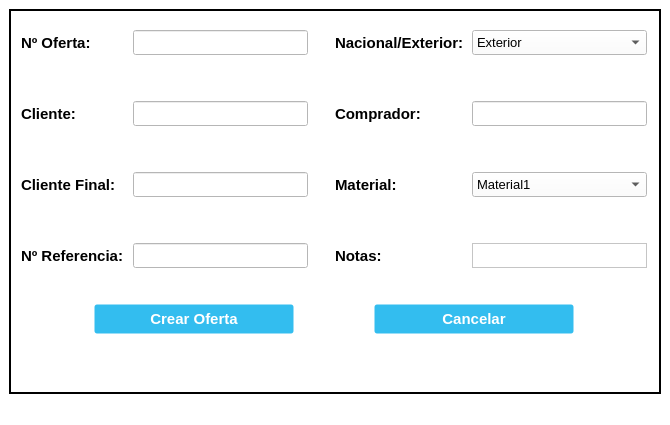
Above: UI_Files/NewOffer_Window.ui from e-serrano/ERP_EIPSA before the change. Below: the same form after it.
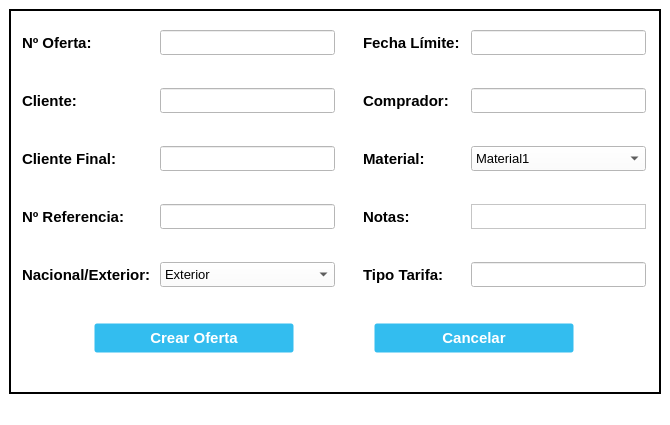
That is the form after the change. Icons and pictures are not drawn.

Diff of the .ui file:
```diff
--- a/UI_Files/NewOffer_Window.ui
+++ b/UI_Files/NewOffer_Window.ui
@@ -115,13 +115,13 @@
             <widget class="QLabel" name="label_NumOffer">
              <property name="minimumSize">
               <size>
-               <width>105</width>
+               <width>130</width>
                <height>25</height>
               </size>
              </property>
              <property name="maximumSize">
               <size>
-               <width>105</width>
+               <width>130</width>
                <height>25</height>
               </size>
              </property>
@@ -159,13 +159,13 @@
             <widget class="QLabel" name="label_Client">
              <property name="minimumSize">
               <size>
-               <width>105</width>
+               <width>130</width>
                <height>25</height>
               </size>
              </property>
              <property name="maximumSize">
               <size>
-               <width>105</width>
+               <width>130</width>
                <height>25</height>
               </size>
              </property>
@@ -203,13 +203,13 @@
             <widget class="QLabel" name="label_FinalClient">
              <property name="minimumSize">
               <size>
-               <width>105</width>
+               <width>130</width>
                <height>25</height>
               </size>
              </property>
              <property name="maximumSize">
               <size>
-               <width>105</width>
+               <width>130</width>
                <height>25</height>
               </size>
              </property>
@@ -247,13 +247,13 @@
             <widget class="QLabel" name="label_NumRef">
              <property name="minimumSize">
               <size>
-               <width>105</width>
+               <width>130</width>
                <height>25</height>
               </size>
              </property>
              <property name="maximumSize">
               <size>
-               <width>105</width>
+               <width>130</width>
                <height>25</height>
               </size>
              </property>
@@ -272,7 +272,51 @@
             </widget>
            </item>
            <item>
-            <spacer name="verticalSpacer">
+            <spacer name="vSpacer4">
+             <property name="orientation">
+              <enum>Qt::Vertical</enum>
+             </property>
+             <property name="sizeType">
+              <enum>QSizePolicy::Fixed</enum>
+             </property>
+             <property name="sizeHint" stdset="0">
+              <size>
+               <width>20</width>
+               <height>40</height>
+              </size>
+             </property>
+            </spacer>
+           </item>
+           <item>
+            <widget class="QLabel" name="label_NacExt">
+             <property name="minimumSize">
+              <size>
+               <width>130</width>
+               <height>25</height>
+              </size>
+             </property>
+             <property name="maximumSize">
+              <size>
+               <width>130</width>
+               <height>25</height>
+              </size>
+             </property>
+             <property name="font">
+              <font>
+               <pointsize>11</pointsize>
+               <bold>true</bold>
+              </font>
+             </property>
+             <property name="text">
+              <string>Nacional/Exterior:</string>
+             </property>
+             <property name="alignment">
+              <set>Qt::AlignLeading|Qt::AlignLeft|Qt::AlignVCenter</set>
+             </property>
+            </widget>
+           </item>
+           <item>
+            <spacer name="vSpacer5">
              <property name="orientation">
               <enum>Qt::Vertical</enum>
              </property>
@@ -316,7 +360,7 @@
             </widget>
            </item>
            <item>
-            <spacer name="vSpacer4">
+            <spacer name="vSpacer6">
              <property name="orientation">
               <enum>Qt::Vertical</enum>
              </property>
@@ -356,7 +400,7 @@
             </widget>
            </item>
            <item>
-            <spacer name="vSpacer5">
+            <spacer name="vSpacer7">
              <property name="orientation">
               <enum>Qt::Vertical</enum>
              </property>
@@ -396,7 +440,7 @@
             </widget>
            </item>
            <item>
-            <spacer name="vSpacer6">
+            <spacer name="vSpacer8">
              <property name="orientation">
               <enum>Qt::Vertical</enum>
              </property>
@@ -436,7 +480,57 @@
             </widget>
            </item>
            <item>
-            <spacer name="verticalSpacer_2">
+            <spacer name="vSpacer9">
+             <property name="orientation">
+              <enum>Qt::Vertical</enum>
+             </property>
+             <property name="sizeType">
+              <enum>QSizePolicy::Fixed</enum>
+             </property>
+             <property name="sizeHint" stdset="0">
+              <size>
+               <width>20</width>
+               <height>40</height>
+              </size>
+             </property>
+            </spacer>
+           </item>
+           <item>
+            <widget class="QComboBox" name="NacExt_NewOffer">
+             <property name="minimumSize">
+              <size>
+               <width>175</width>
+               <height>25</height>
+              </size>
+             </property>
+             <property name="maximumSize">
+              <size>
+               <width>175</width>
+               <height>25</height>
+              </size>
+             </property>
+             <property name="font">
+              <font>
+               <pointsize>10</pointsize>
+              </font>
+             </property>
+             <property name="focusPolicy">
+              <enum>Qt::StrongFocus</enum>
+             </property>
+             <item>
+              <property name="text">
+               <string>Exterior</string>
+              </property>
+             </item>
+             <item>
+              <property name="text">
+               <string>Nacional</string>
+              </property>
+             </item>
+            </widget>
+           </item>
+           <item>
+            <spacer name="vSpacer10">
              <property name="orientation">
               <enum>Qt::Vertical</enum>
              </property>
@@ -472,16 +566,16 @@
          <item>
           <layout class="QVBoxLayout" name="vLayout3">
            <item>
-            <widget class="QLabel" name="label_NacExt">
+            <widget class="QLabel" name="label_LimitDate">
              <property name="minimumSize">
               <size>
-               <width>130</width>
+               <width>100</width>
                <height>25</height>
               </size>
              </property>
              <property name="maximumSize">
               <size>
-               <width>130</width>
+               <width>100</width>
                <height>25</height>
               </size>
              </property>
@@ -492,15 +586,12 @@
               </font>
              </property>
              <property name="text">
-              <string>Nacional/Exterior:</string>
-             </property>
-             <property name="alignment">
-              <set>Qt::AlignLeading|Qt::AlignLeft|Qt::AlignVCenter</set>
+              <string>Fecha Límite:</string>
              </property>
             </widget>
            </item>
            <item>
-            <spacer name="vSpacer7">
+            <spacer name="vSpacer11">
              <property name="orientation">
               <enum>Qt::Vertical</enum>
              </property>
@@ -519,13 +610,13 @@
             <widget class="QLabel" name="label_Buyer">
              <property name="minimumSize">
               <size>
-               <width>130</width>
+               <width>100</width>
                <height>25</height>
               </size>
              </property>
              <property name="maximumSize">
               <size>
-               <width>130</width>
+               <width>100</width>
                <height>25</height>
               </size>
              </property>
@@ -544,7 +635,7 @@
             </widget>
            </item>
            <item>
-            <spacer name="vSpacer8">
+            <spacer name="vSpacer12">
              <property name="orientation">
               <enum>Qt::Vertical</enum>
              </property>
@@ -563,13 +654,13 @@
             <widget class="QLabel" name="label_Material">
              <property name="minimumSize">
               <size>
-               <width>130</width>
+               <width>100</width>
                <height>25</height>
               </size>
              </property>
              <property name="maximumSize">
               <size>
-               <width>130</width>
+               <width>100</width>
                <height>25</height>
               </size>
              </property>
@@ -588,7 +679,7 @@
             </widget>
            </item>
            <item>
-            <spacer name="vSpacer9">
+            <spacer name="vSpacer13">
              <property name="orientation">
               <enum>Qt::Vertical</enum>
              </property>
@@ -607,13 +698,13 @@
             <widget class="QLabel" name="label_Notes">
              <property name="minimumSize">
               <size>
-               <width>130</width>
+               <width>100</width>
                <height>25</height>
               </size>
              </property>
              <property name="maximumSize">
               <size>
-               <width>130</width>
+               <width>100</width>
                <height>25</height>
               </size>
              </property>
@@ -632,7 +723,48 @@
             </widget>
            </item>
            <item>
-            <spacer name="verticalSpacer_3">
+            <spacer name="vSpacer14">
+             <property name="orientation">
+              <enum>Qt::Vertical</enum>
+             </property>
+             <property name="sizeType">
+              <enum>QSizePolicy::Fixed</enum>
+             </property>
+             <property name="sizeHint" stdset="0">
+              <size>
+               <width>20</width>
+               <height>40</height>
+              </size>
+             </property>
+            </spacer>
+           </item>
+           <item>
+            <widget class="QLabel" name="label_RateType">
+             <property name="minimumSize">
+              <size>
+               <width>100</width>
+               <height>25</height>
+              </size>
+             </property>
+             <property name="maximumSize">
+              <size>
+               <width>100</width>
+               <height>25</height>
+              </size>
+             </property>
+             <property name="font">
+              <font>
+               <pointsize>11</pointsize>
+               <bold>true</bold>
+              </font>
+             </property>
+             <property name="text">
+              <string>Tipo Tarifa:</string>
+             </property>
+            </widget>
+           </item>
+           <item>
+            <spacer name="vSpacer15">
              <property name="orientation">
               <enum>Qt::Vertical</enum>
              </property>
@@ -652,7 +784,7 @@
          <item>
           <layout class="QVBoxLayout" name="vlLayout4">
            <item>
-            <widget class="QComboBox" name="NacExt_NewOffer">
+            <widget class="QLineEdit" name="LimitDate_NewOffer">
              <property name="minimumSize">
               <size>
                <width>175</width>
@@ -670,23 +802,10 @@
                <pointsize>10</pointsize>
               </font>
              </property>
-             <property name="focusPolicy">
-              <enum>Qt::StrongFocus</enum>
-             </property>
-             <item>
-              <property name="text">
-               <string>Exterior</string>
-              </property>
-             </item>
-             <item>
-              <property name="text">
-               <string>Nacional</string>
-              </property>
-             </item>
             </widget>
            </item>
            <item>
-            <spacer name="vSpacer10">
+            <spacer name="vSpacer16">
              <property name="orientation">
               <enum>Qt::Vertical</enum>
              </property>
@@ -726,7 +845,7 @@
             </widget>
            </item>
            <item>
-            <spacer name="vSpacer11">
+            <spacer name="vSpacer17">
              <property name="orientation">
               <enum>Qt::Vertical</enum>
              </property>
@@ -776,7 +895,7 @@
             </widget>
            </item>
            <item>
-            <spacer name="vSpacer12">
+            <spacer name="vSpacer18">
              <property name="orientation">
               <enum>Qt::Vertical</enum>
              </property>
@@ -808,7 +927,44 @@
             </widget>
            </item>
            <item>
-            <spacer name="verticalSpacer_4">
+            <spacer name="vSpacer19">
+             <property name="orientation">
+              <enum>Qt::Vertical</enum>
+             </property>
+             <property name="sizeType">
+              <enum>QSizePolicy::Fixed</enum>
+             </property>
+             <property name="sizeHint" stdset="0">
+              <size>
+               <width>20</width>
+               <height>40</height>
+              </size>
+             </property>
+            </spacer>
+           </item>
+           <item>
+            <widget class="QLineEdit" name="RateType_NewOffer">
+             <property name="minimumSize">
+              <size>
+               <width>175</width>
+               <height>25</height>
+              </size>
+             </property>
+             <property name="maximumSize">
+              <size>
+               <width>175</width>
+               <height>25</height>
+              </size>
+             </property>
+             <property name="font">
+              <font>
+               <pointsize>10</pointsize>
+              </font>
+             </property>
+            </widget>
+           </item>
+           <item>
+            <spacer name="vSpacer20">
              <property name="orientation">
               <enum>Qt::Vertical</enum>
              </property>
```
Left out of the diff: 9 changed lines with no effect on the pictures.
